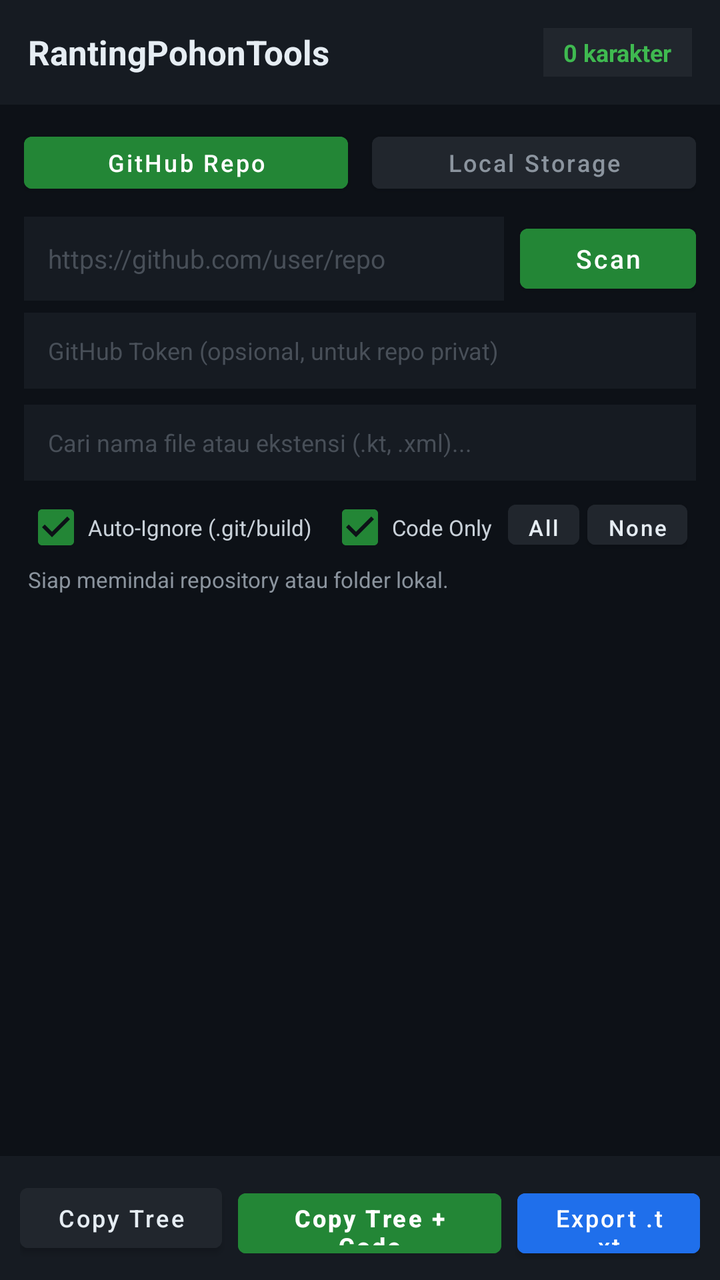
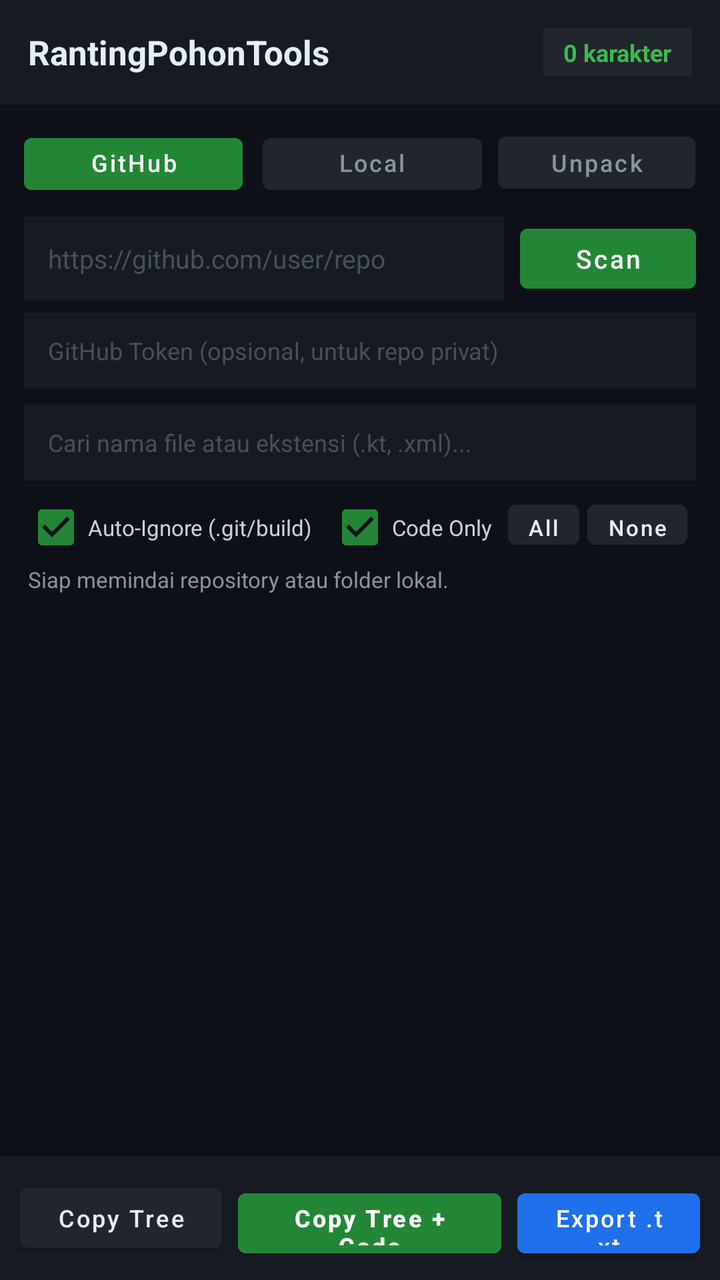

Screens rendered from an Android XML layout before and after an edit, with the pre-edit source and the edit as a unified diff.
<!-- AndroidManifest.xml: application theme Theme.RantingPohonTools -->
<!-- res/layout/activity_main.xml -->
<?xml version="1.0" encoding="utf-8"?>
<LinearLayout xmlns:android="http://schemas.android.com/apk/res/android"
    android:id="@+id/rootContainer"
    android:layout_width="match_parent"
    android:layout_height="match_parent"
    android:background="#0D1117"
    android:orientation="vertical">

    
    <LinearLayout
        android:layout_width="match_parent"
        android:layout_height="wrap_content"
        android:background="#161B22"
        android:gravity="center_vertical"
        android:orientation="horizontal"
        android:padding="14dp">

        <TextView
            android:layout_width="0dp"
            android:layout_height="wrap_content"
            android:layout_weight="1"
            android:text="RantingPohonTools"
            android:textColor="#E6EDF3"
            android:textSize="17sp"
            android:textStyle="bold" />

        <TextView
            android:id="@+id/tvTotalChars"
            android:layout_width="wrap_content"
            android:layout_height="wrap_content"
            android:background="#21262D"
            android:paddingHorizontal="10dp"
            android:paddingVertical="4dp"
            android:text="0 karakter"
            android:textColor="#3FB950"
            android:textSize="12sp"
            android:textStyle="bold" />
    </LinearLayout>

    
    <LinearLayout
        android:layout_width="match_parent"
        android:layout_height="wrap_content"
        android:orientation="horizontal"
        android:paddingHorizontal="12dp"
        android:paddingTop="10dp">

        <Button
            android:id="@+id/btnTabGithub"
            android:layout_width="0dp"
            android:layout_height="38dp"
            android:layout_marginEnd="6dp"
            android:layout_weight="1"
            android:backgroundTint="#238636"
            android:text="GitHub Repo"
            android:textAllCaps="false"
            android:textColor="#FFFFFF"
            android:textSize="12sp" />

        <Button
            android:id="@+id/btnTabLocal"
            android:layout_width="0dp"
            android:layout_height="38dp"
            android:layout_marginStart="6dp"
            android:layout_weight="1"
            android:backgroundTint="#21262D"
            android:text="Local Storage"
            android:textAllCaps="false"
            android:textColor="#8B949E"
            android:textSize="12sp" />
    </LinearLayout>

    
    <LinearLayout
        android:id="@+id/panelGithub"
        android:layout_width="match_parent"
        android:layout_height="wrap_content"
        android:orientation="vertical"
        android:paddingHorizontal="12dp"
        android:paddingTop="8dp">

        <LinearLayout
            android:layout_width="match_parent"
            android:layout_height="wrap_content"
            android:orientation="horizontal">

            <EditText
                android:id="@+id/etRepoUrl"
                android:layout_width="0dp"
                android:layout_height="42dp"
                android:layout_weight="1"
                android:background="#161B22"
                android:hint="https://github.com/user/repo"
                android:inputType="textUri"
                android:paddingHorizontal="12dp"
                android:singleLine="true"
                android:textColor="#E6EDF3"
                android:textColorHint="#484F58"
                android:textSize="13sp" />

            <Button
                android:id="@+id/btnScanGithub"
                android:layout_width="wrap_content"
                android:layout_height="42dp"
                android:layout_marginStart="8dp"
                android:backgroundTint="#238636"
                android:text="Scan"
                android:textAllCaps="false"
                android:textColor="#FFFFFF"
                android:textSize="13sp" />
        </LinearLayout>

        <EditText
            android:id="@+id/etGithubToken"
            android:layout_width="match_parent"
            android:layout_height="38dp"
            android:layout_marginTop="6dp"
            android:background="#161B22"
            android:hint="GitHub Token (opsional, untuk repo privat)"
            android:inputType="textPassword"
            android:paddingHorizontal="12dp"
            android:singleLine="true"
            android:textColor="#E6EDF3"
            android:textColorHint="#484F58"
            android:textSize="12sp" />
    </LinearLayout>

    
    <LinearLayout
        android:id="@+id/panelLocal"
        android:layout_width="match_parent"
        android:layout_height="wrap_content"
        android:orientation="vertical"
        android:paddingHorizontal="12dp"
        android:paddingTop="8dp"
        android:visibility="gone">

        <Button
            android:id="@+id/btnPickFolder"
            android:layout_width="match_parent"
            android:layout_height="42dp"
            android:backgroundTint="#1F6FEB"
            android:text="Pilih Folder dari Storage HP"
            android:textAllCaps="false"
            android:textColor="#FFFFFF"
            android:textSize="13sp" />

        <TextView
            android:id="@+id/tvLocalPath"
            android:layout_width="match_parent"
            android:layout_height="wrap_content"
            android:layout_marginTop="4dp"
            android:text="Belum ada folder dipilih"
            android:textColor="#8B949E"
            android:textSize="11sp" />
    </LinearLayout>

    
    <LinearLayout
        android:layout_width="match_parent"
        android:layout_height="wrap_content"
        android:orientation="vertical"
        android:paddingHorizontal="12dp"
        android:paddingTop="8dp">

        <EditText
            android:id="@+id/etSearch"
            android:layout_width="match_parent"
            android:layout_height="38dp"
            android:background="#161B22"
            android:hint="Cari nama file atau ekstensi (.kt, .xml)..."
            android:paddingHorizontal="12dp"
            android:singleLine="true"
            android:textColor="#E6EDF3"
            android:textColorHint="#484F58"
            android:textSize="12sp" />

        <HorizontalScrollView
            android:layout_width="match_parent"
            android:layout_height="wrap_content"
            android:layout_marginTop="6dp"
            android:scrollbars="none">

            <LinearLayout
                android:layout_width="wrap_content"
                android:layout_height="wrap_content"
                android:orientation="horizontal">

                <CheckBox
                    android:id="@+id/cbAutoIgnore"
                    android:layout_width="wrap_content"
                    android:layout_height="32dp"
                    android:buttonTint="#238636"
                    android:checked="true"
                    android:text="Auto-Ignore (.git/build)"
                    android:textColor="#C9D1D9"
                    android:textSize="11sp" />

                <CheckBox
                    android:id="@+id/cbCodeOnly"
                    android:layout_width="wrap_content"
                    android:layout_height="32dp"
                    android:layout_marginStart="8dp"
                    android:buttonTint="#238636"
                    android:checked="true"
                    android:text="Code Only"
                    android:textColor="#C9D1D9"
                    android:textSize="11sp" />

                <Button
                    android:id="@+id/btnSelectAll"
                    android:layout_width="wrap_content"
                    android:layout_height="32dp"
                    android:layout_marginStart="8dp"
                    android:backgroundTint="#21262D"
                    android:minWidth="0dp"
                    android:paddingHorizontal="10dp"
                    android:text="All"
                    android:textAllCaps="false"
                    android:textColor="#E6EDF3"
                    android:textSize="11sp" />

                <Button
                    android:id="@+id/btnDeselectAll"
                    android:layout_width="wrap_content"
                    android:layout_height="32dp"
                    android:layout_marginStart="4dp"
                    android:backgroundTint="#21262D"
                    android:minWidth="0dp"
                    android:paddingHorizontal="10dp"
                    android:text="None"
                    android:textAllCaps="false"
                    android:textColor="#E6EDF3"
                    android:textSize="11sp" />
            </LinearLayout>
        </HorizontalScrollView>
    </LinearLayout>

    
    <TextView
        android:id="@+id/tvStatus"
        android:layout_width="match_parent"
        android:layout_height="wrap_content"
        android:paddingHorizontal="14dp"
        android:paddingVertical="4dp"
        android:text="Siap memindai repository atau folder lokal."
        android:textColor="#8B949E"
        android:textSize="11sp" />

    
    <androidx.recyclerview.widget.RecyclerView
        android:id="@+id/rvTree"
        android:layout_width="match_parent"
        android:layout_height="0dp"
        android:layout_weight="1"
        android:clipToPadding="false"
        android:paddingHorizontal="8dp"
        android:paddingBottom="8dp" />

    
    <LinearLayout
        android:layout_width="match_parent"
        android:layout_height="wrap_content"
        android:background="#161B22"
        android:orientation="horizontal"
        android:padding="10dp">

        <Button
            android:id="@+id/btnCopyTree"
            android:layout_width="0dp"
            android:layout_height="42dp"
            android:layout_marginEnd="4dp"
            android:layout_weight="1"
            android:backgroundTint="#21262D"
            android:text="Copy Tree"
            android:textAllCaps="false"
            android:textColor="#E6EDF3"
            android:textSize="12sp" />

        <Button
            android:id="@+id/btnCopyFull"
            android:layout_width="0dp"
            android:layout_height="42dp"
            android:layout_marginHorizontal="4dp"
            android:layout_weight="1.3"
            android:backgroundTint="#238636"
            android:text="Copy Tree + Code"
            android:textAllCaps="false"
            android:textColor="#FFFFFF"
            android:textSize="12sp"
            android:textStyle="bold" />

        <Button
            android:id="@+id/btnExportTxt"
            android:layout_width="0dp"
            android:layout_height="42dp"
            android:layout_marginStart="4dp"
            android:layout_weight="0.9"
            android:backgroundTint="#1F6FEB"
            android:text="Export .txt"
            android:textAllCaps="false"
            android:textColor="#FFFFFF"
            android:textSize="12sp" />
    </LinearLayout>
</LinearLayout>
<!-- resources referenced by this layout -->
<resources>
  <style name="Theme.RantingPohonTools" parent="Theme.MaterialComponents.DayNight.NoActionBar">
          <item name="colorPrimary">#238636</item>
          <item name="colorPrimaryVariant">#196127</item>
          <item name="colorOnPrimary">#FFFFFF</item>
          <item name="android:windowBackground">#0D1117</item>
          <item name="android:statusBarColor">#0D1117</item>
          <item name="android:navigationBarColor">#161B22</item>
      </style>
</resources>

<!-- the commit's change to res/layout/activity_main.xml (unified diff, before → after) -->
@@ -56,15 +56,26 @@
             android:textAllCaps="false"
             android:textColor="#FFFFFF"
             android:textSize="12sp" />
-
         <Button
             android:id="@+id/btnTabLocal"
             android:layout_width="0dp"
             android:layout_height="38dp"
-            android:layout_marginStart="6dp"
+            android:layout_marginHorizontal="4dp"
             android:layout_weight="1"
             android:backgroundTint="#21262D"
             android:text="Local Storage"
+            android:textAllCaps="false"
+            android:textColor="#8B949E"
+            android:textSize="12sp" />
+
+        <Button
+            android:id="@+id/btnTabUnpack"
+            android:layout_width="0dp"
+            android:layout_height="38dp"
+            android:layout_marginStart="4dp"
+            android:layout_weight="0.9"
+            android:backgroundTint="#21262D"
+            android:text="Unpack"
             android:textAllCaps="false"
             android:textColor="#8B949E"
             android:textSize="12sp" />
@@ -151,6 +162,108 @@
             android:layout_height="wrap_content"
             android:layout_marginTop="4dp"
             android:text="Belum ada folder dipilih"
+            android:textColor="#8B949E"
+            android:textSize="11sp" />
+    </LinearLayout>
+
+    
+    <LinearLayout
+        android:id="@+id/panelUnpack"
+        android:layout_width="match_parent"
+        android:layout_height="wrap_content"
+        android:orientation="vertical"
+        android:paddingHorizontal="12dp"
+        android:paddingTop="8dp"
+        android:visibility="gone">
+
+        <LinearLayout
+            android:layout_width="match_parent"
+            android:layout_height="wrap_content"
+            android:orientation="horizontal">
+
+            <Button
+                android:id="@+id/btnUnpackPaste"
+                android:layout_width="0dp"
+                android:layout_height="42dp"
+                android:layout_marginEnd="6dp"
+                android:layout_weight="1"
+                android:backgroundTint="#8957E5"
+                android:text="Paste Teks Bundel"
+                android:textAllCaps="false"
+                android:textColor="#FFFFFF"
+                android:textSize="12sp"
+                android:textStyle="bold" />
+
+            <Button
+                android:id="@+id/btnUnpackPickTxt"
+                android:layout_width="0dp"
+                android:layout_height="42dp"
+                android:layout_marginStart="6dp"
+                android:layout_weight="1"
+                android:backgroundTint="#21262D"
+                android:text="Pilih File .txt"
+                android:textAllCaps="false"
+                android:textColor="#E6EDF3"
+                android:textSize="12sp" />
+        </LinearLayout>
+
+        <TextView
+            android:id="@+id/tvUnpackInfo"
+            android:layout_width="match_parent"
+            android:layout_height="wrap_content"
+            android:layout_marginTop="4dp"
+            android:text="Muat teks hasil Copy Tree+Code atau file .txt untuk dibongkar."
+            android:textColor="#8B949E"
+            android:textSize="11sp" />
+    </LinearLayout>
+
+    
+    <LinearLayout
+        android:id="@+id/panelUnpack"
+        android:layout_width="match_parent"
+        android:layout_height="wrap_content"
+        android:orientation="vertical"
+        android:paddingHorizontal="12dp"
+        android:paddingTop="8dp"
+        android:visibility="gone">
+
+        <LinearLayout
+            android:layout_width="match_parent"
+            android:layout_height="wrap_content"
+            android:orientation="horizontal">
+
+            <Button
+                android:id="@+id/btnUnpackPaste"
+                android:layout_width="0dp"
+                android:layout_height="42dp"
+                android:layout_marginEnd="6dp"
+                android:layout_weight="1"
+                android:backgroundTint="#8957E5"
+                android:text="Paste Teks Bundel"
+                android:textAllCaps="false"
+                android:textColor="#FFFFFF"
+                android:textSize="12sp"
+                android:textStyle="bold" />
+
+            <Button
+                android:id="@+id/btnUnpackPickTxt"
+                android:layout_width="0dp"
+                android:layout_height="42dp"
+                android:layout_marginStart="6dp"
+                android:layout_weight="1"
+                android:backgroundTint="#21262D"
+                android:text="Pilih File .txt"
+                android:textAllCaps="false"
+                android:textColor="#E6EDF3"
+                android:textSize="12sp" />
+        </LinearLayout>
+
+        <TextView
+            android:id="@+id/tvUnpackInfo"
+            android:layout_width="match_parent"
+            android:layout_height="wrap_content"
+            android:layout_marginTop="4dp"
+            android:text="Muat teks hasil Copy Tree+Code atau file .txt untuk dibongkar."
             android:textColor="#8B949E"
             android:textSize="11sp" />
     </LinearLayout>
@@ -259,6 +372,7 @@
 
     
     <LinearLayout
+        android:id="@+id/bottomBarPack"
         android:layout_width="match_parent"
         android:layout_height="wrap_content"
         android:background="#161B22"
@@ -302,4 +416,26 @@
             android:textColor="#FFFFFF"
             android:textSize="12sp" />
     </LinearLayout>
+
+    
+    <LinearLayout
+        android:id="@+id/bottomBarUnpack"
+        android:layout_width="match_parent"
+        android:layout_height="wrap_content"
+        android:background="#161B22"
+        android:orientation="horizontal"
+        android:padding="10dp"
+        android:visibility="gone">
+
+        <Button
+            android:id="@+id/btnExtractToFolder"
+            android:layout_width="match_parent"
+            android:layout_height="42dp"
+            android:backgroundTint="#8957E5"
+            android:text="Pilih Folder Tujuan &amp; Extract File Tercentang"
+            android:textAllCaps="false"
+            android:textColor="#FFFFFF"
+            android:textSize="13sp"
+            android:textStyle="bold" />
+    </LinearLayout>
 </LinearLayout>
